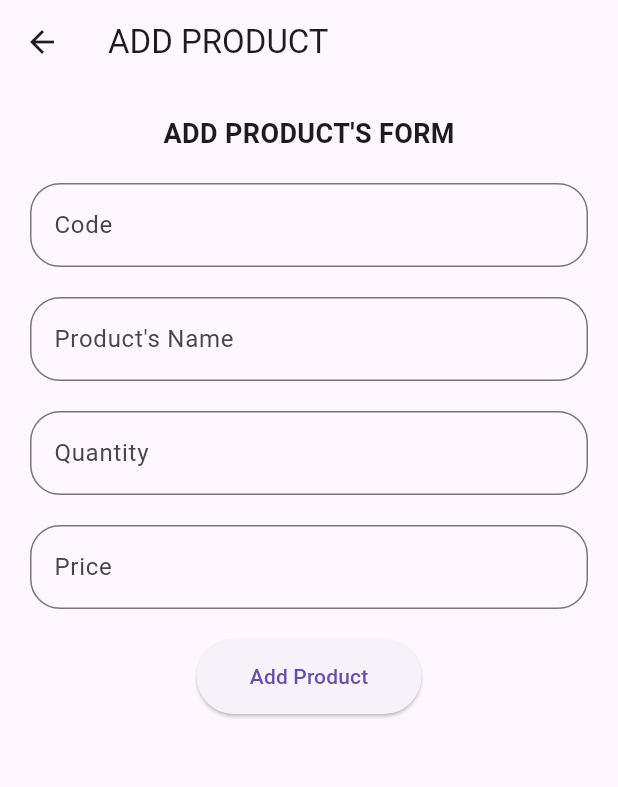
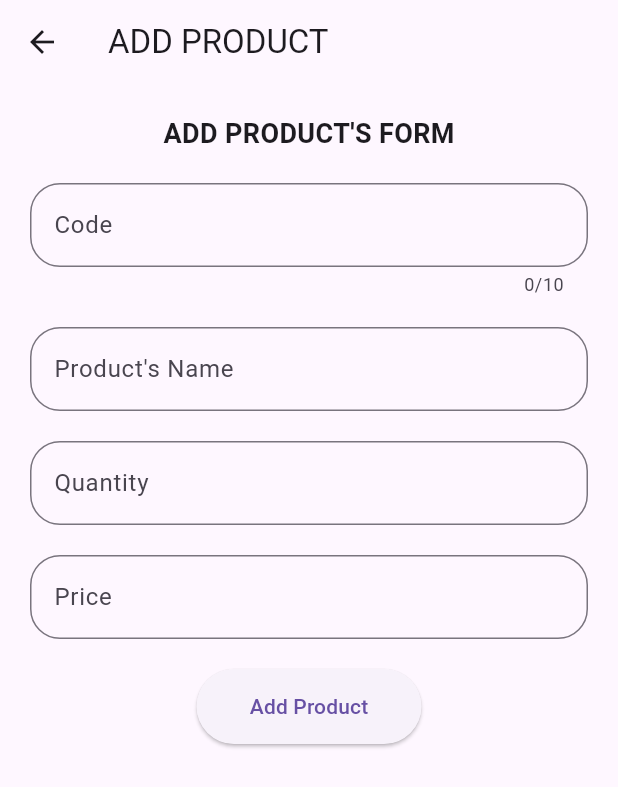
Before and after one commit to Lavina-23/qrcode, a Flutter app: the AddProductPage screen opened by its route, on a phone screen of 412 x 824 dp. Shown: the top 787 px of the screen. Run offline on Flutter 3.47's test engine with Material 3 defaults, Android fonts, the phone set to English and light mode, and no system bars; drawn by our look-alikes of reactive_forms; our stand-ins replace bloc, cloud_firestore, firebase_auth, firebase_core, flutter_bloc, go_router and 1 more; accounts and stored records are empty; network calls fail.

```diff
--- a/lib/bloc/product/product_state.dart
+++ b/lib/bloc/product/product_state.dart
@@ -12,7 +12,11 @@ class ProductStateInitial extends ProductState {}
 
 class ProductStateLoading extends ProductState {}
 
-class ProductStateComplete extends ProductState {}
+class ProductStateComplete extends ProductState {
+  ProductStateComplete(this.message);
+
+  final String message;
+}
 
 class ProductStateError extends ProductState {
   ProductStateError(this.message);
--- a/lib/models/product.dart
+++ b/lib/models/product.dart
@@ -1,7 +1,3 @@
-// To parse this JSON data, do
-//
-//     final products = productsFromJson(jsonString);
-
 import 'dart:convert';
 
 Products productsFromJson(String str) => Products.fromJson(json.decode(str));
--- a/lib/pages/add_product.dart
+++ b/lib/pages/add_product.dart
@@ -12,6 +12,11 @@ class AddProductPage extends StatefulWidget {
 }
 
 class _AddProductPageState extends State<AddProductPage> {
+  final TextEditingController codeC = TextEditingController();
+  final TextEditingController nameC = TextEditingController();
+  final TextEditingController qtyC = TextEditingController();
+  final TextEditingController priceC = TextEditingController();
+
   final formAddProduct = FormGroup({
     'code': FormControl<String>(validators: [Validators.required]),
     'name': FormControl<String>(validators: [Validators.required]),
@@ -46,7 +51,9 @@ class _AddProductPageState extends State<AddProductPage> {
                   children: <Widget>[
                     ReactiveTextField(
                       formControlName: 'code',
+                      controller: codeC,
                       keyboardType: TextInputType.number,
+                      maxLength: 10,
                       decoration: InputDecoration(
                           border: OutlineInputBorder(
                             borderSide: const BorderSide(),
@@ -62,6 +69,7 @@ class _AddProductPageState extends State<AddProductPage> {
                     ),
                     ReactiveTextField(
                       formControlName: 'name',
+                      controller: nameC,
                       decoration: InputDecoration(
                           border: OutlineInputBorder(
                             borderSide: const BorderSide(),
@@ -77,6 +85,7 @@ class _AddProductPageState extends State<AddProductPage> {
                     ),
                     ReactiveTextField(
                       formControlName: 'qty',
+                      controller: qtyC,
                       keyboardType: TextInputType.number,
                       decoration: InputDecoration(
                           border: OutlineInputBorder(
@@ -93,6 +102,7 @@ class _AddProductPageState extends State<AddProductPage> {
                     ),
                     ReactiveTextField(
                       formControlName: 'price',
+                      controller: priceC,
                       keyboardType: TextInputType.number,
                       decoration: InputDecoration(
                           border: OutlineInputBorder(
@@ -113,12 +123,23 @@ class _AddProductPageState extends State<AddProductPage> {
                         child: ReactiveFormConsumer(builder: (context, formAddProduct, child) {
                           return ElevatedButton(
                             onPressed: () {
+                              if (codeC.text.length == 10 && int.parse(qtyC.text) > 0) {
                                 context.read<ProductBloc>().add(ProductEventAddProduct(
                                       code: formAddProduct.control('code').value,
                                       name: formAddProduct.control('name').value,
                                       qty: formAddProduct.control('qty').value,
                                       price: formAddProduct.control('price').value,
                                     ));
+                              } else {
+                                showDialog(
+                                    context: context,
+                                    builder: (BuildContext context) {
+                                      return const AlertDialog(
+                                        title: Text('Error'),
+                                        content: Text('Invalid Quantity !'),
+                                      );
+                                    });
+                              }
                             },
                             child: BlocConsumer<ProductBloc, ProductState>(
                               listener: (context, state) {
@@ -128,6 +149,8 @@ class _AddProductPageState extends State<AddProductPage> {
                                 }
                                 if (state is ProductStateComplete) {
                                   context.pop();
+                                  ScaffoldMessenger.of(context)
+                                      .showSnackBar(SnackBar(content: Text((state).message)));
                                 }
                               },
                               builder: (context, state) {
--- a/lib/pages/home.dart
+++ b/lib/pages/home.dart
@@ -33,7 +33,7 @@ class Homepage extends StatelessWidget {
             case 1:
               title = "Products";
               icon = Icons.list_alt;
-              onTap = () {};
+              onTap = () => context.goNamed(Routes.products);
               break;
             case 2:
               title = "QR Code";
--- a/lib/routes/router.dart
+++ b/lib/routes/router.dart
@@ -30,7 +30,7 @@ final router = GoRouter(
       GoRoute(
           path: 'products',
           name: Routes.products,
-          builder: (context, state) => const ProductsPage(),
+          builder: (context, state) => ProductsPage(),
           routes: [
             GoRoute(
               path: ':id',
--- a/pubspec.yaml
+++ b/pubspec.yaml
@@ -38,6 +38,8 @@ dependencies:
   flutter_bloc: ^8.1.3
   get_it: ^7.6.4
   go_router: ^12.0.1
+  intl: ^0.19.0
+  qr_flutter: ^4.1.0
   reactive_forms: ^16.1.1
 
 dev_dependencies:
```
Also changed, not shown: lib/bloc/product/product_bloc.dart (+13 -3 lines), lib/pages/products.dart (+95 -28 lines), lib/utils/currency_format.dart (added, +8 -0 lines), pubspec.lock. Lines whose indentation alone changed are shown as unchanged.
